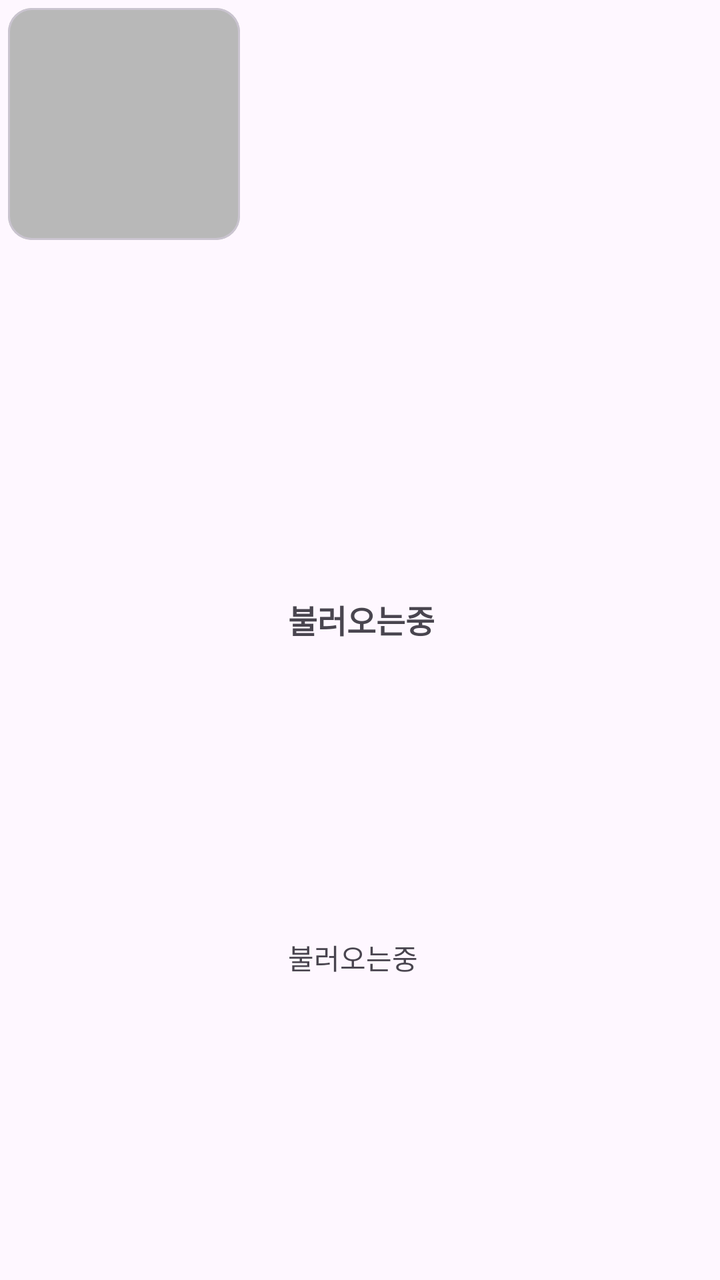
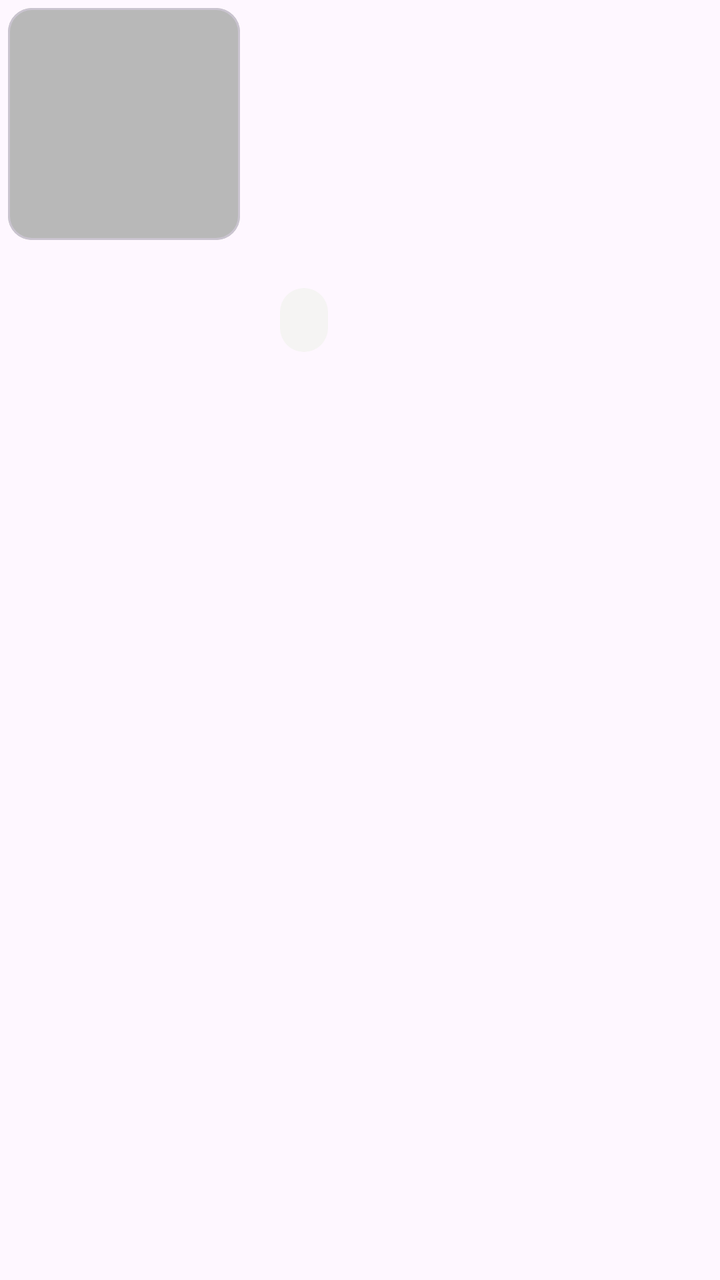

Screens rendered from an Android XML layout before and after an edit, with the pre-edit source and the edit as a unified diff.
<!-- AndroidManifest.xml: application theme Theme.Bonda -->
<!-- res/layout/view_book_horizontal.xml -->
<?xml version="1.0" encoding="utf-8"?>
<androidx.constraintlayout.widget.ConstraintLayout
    xmlns:android="http://schemas.android.com/apk/res/android"
    xmlns:app="http://schemas.android.com/apk/res-auto"
    android:layout_width="match_parent"
    android:layout_height="wrap_content"
    android:padding="4dp">

    <com.google.android.material.card.MaterialCardView
        android:id="@+id/image_holder"
        android:layout_width="0dp"
        android:layout_height="0dp"
        app:layout_constraintWidth_percent="0.33"
        app:layout_constraintStart_toStartOf="parent"
        app:layout_constraintTop_toTopOf="parent"
        app:layout_constraintDimensionRatio="1:1">

        <ImageView
            android:id="@+id/cover_image"
            android:layout_width="match_parent"
            android:layout_height="match_parent"
            android:contentDescription="@string/book_image_description"
            android:src="@drawable/default_image" />
    </com.google.android.material.card.MaterialCardView>

    <com.google.android.material.chip.ChipGroup
        android:id="@+id/book_category_chip_group"
        android:layout_width="wrap_content"
        android:layout_height="wrap_content"
        android:layout_marginStart="24dp"
        app:layout_constraintStart_toEndOf="@id/image_holder"
        app:layout_constraintTop_toTopOf="parent"
        app:layout_constraintBottom_toTopOf="@id/title"
        />

    <TextView
        android:id="@+id/title"
        android:layout_width="wrap_content"
        android:layout_height="wrap_content"
        android:layout_marginStart="24dp"
        android:text="@string/status_loading"
        android:textSize="16sp"
        android:textStyle="bold"
        app:layout_constraintStart_toEndOf="@id/image_holder"
        app:layout_constraintTop_toBottomOf="@id/book_category_chip_group"
        app:layout_constraintBottom_toTopOf="@id/author"
        />

    <TextView
        android:id="@+id/author"
        android:layout_width="wrap_content"
        android:layout_height="wrap_content"
        android:layout_marginStart="24dp"
        android:text="@string/status_loading"
        android:textSize="14sp"
        app:layout_constraintStart_toEndOf="@id/image_holder"
        app:layout_constraintTop_toBottomOf="@id/title"
        app:layout_constraintBottom_toBottomOf="parent"
        />

</androidx.constraintlayout.widget.ConstraintLayout>
<!-- resources referenced by this layout -->
<resources>
  <!-- drawable default_image (drawable) -->
  <vector xmlns:android="http://schemas.android.com/apk/res/android"
      android:width="32dp"
      android:height="32dp"
      android:viewportWidth="32"
      android:viewportHeight="32">
    <path
        android:pathData="M0,0h32v32h-32z"
        android:fillColor="#B8B8B8"/>
  </vector>
  <string name="book_image_description">책 이미지</string>
  <string name="status_loading">불러오는중</string>
  <style name="Theme.Bonda" parent="Base.Theme.Bonda">
          <item name="android:windowSplashScreenBackground">@color/splash_background</item>
          <item name="android:windowSplashScreenAnimatedIcon">@drawable/ic_splash_logo</item>
      </style>
  <style name="Base.Theme.Bonda" parent="Theme.Material3.Light.NoActionBar">
          
      </style>
  <color name="splash_background">#524545</color>
  <!-- drawable ic_splash_logo: vector/xml drawable (drawable, 6541 chars, omitted) -->
</resources>

<!-- the commit's change to res/layout/view_book_horizontal.xml (unified diff, before → after) -->
@@ -23,39 +23,58 @@
             android:src="@drawable/default_image" />
     </com.google.android.material.card.MaterialCardView>
 
-    <com.google.android.material.chip.ChipGroup
-        android:id="@+id/book_category_chip_group"
+    <include
+        layout="@layout/view_chip_book_category"
+        android:id="@+id/category"
         android:layout_width="wrap_content"
         android:layout_height="wrap_content"
-        android:layout_marginStart="24dp"
+        android:layout_marginStart="20dp"
         app:layout_constraintStart_toEndOf="@id/image_holder"
         app:layout_constraintTop_toTopOf="parent"
-        app:layout_constraintBottom_toTopOf="@id/title"
-        />
+        app:layout_constraintBottom_toTopOf="@id/title" />
 
     <TextView
         android:id="@+id/title"
         android:layout_width="wrap_content"
         android:layout_height="wrap_content"
         android:layout_marginStart="24dp"
-        android:text="@string/status_loading"
         android:textSize="16sp"
         android:textStyle="bold"
         app:layout_constraintStart_toEndOf="@id/image_holder"
-        app:layout_constraintTop_toBottomOf="@id/book_category_chip_group"
-        app:layout_constraintBottom_toTopOf="@id/author"
-        />
+        app:layout_constraintTop_toBottomOf="@id/category"
+        app:layout_constraintBottom_toTopOf="@id/author" />
 
     <TextView
         android:id="@+id/author"
         android:layout_width="wrap_content"
         android:layout_height="wrap_content"
         android:layout_marginStart="24dp"
-        android:text="@string/status_loading"
         android:textSize="14sp"
         app:layout_constraintStart_toEndOf="@id/image_holder"
         app:layout_constraintTop_toBottomOf="@id/title"
-        app:layout_constraintBottom_toBottomOf="parent"
-        />
+        app:layout_constraintBottom_toBottomOf="parent" />
 
 </androidx.constraintlayout.widget.ConstraintLayout>
+<!-- res/layout/view_chip_book_category.xml (included above) -->
+<?xml version="1.0" encoding="utf-8"?>
+<com.google.android.material.chip.Chip
+    xmlns:android="http://schemas.android.com/apk/res/android"
+    xmlns:app="http://schemas.android.com/apk/res-auto"
+    android:layout_width="wrap_content"
+    android:layout_height="wrap_content"
+
+    app:chipStartPadding="@dimen/chip_padding_horizontal"
+    app:chipEndPadding="@dimen/chip_padding_horizontal"
+    app:chipMinTouchTargetSize="0dp"
+
+    app:chipStrokeWidth="0dp"
+    app:chipBackgroundColor="@color/chip_background_book_category"
+    app:chipCornerRadius="16dp"
+
+    android:textColor="@color/chip_foreground_book_category"
+    android:textSize="14sp"
+
+    android:clickable="false"
+    android:focusable="false"
+    android:checkable="false"
+    android:enabled="false" />
<!-- resource entries referenced after the edit -->
@@ -1,5 +1,8 @@
 <!-- resources referenced by this layout -->
 <resources>
+  <color name="chip_background_book_category">#F5F4F3</color>
+  <color name="chip_foreground_book_category">#524545</color>
+  <dimen name="chip_padding_horizontal">4dp</dimen>
   <!-- drawable default_image (drawable) -->
   <vector xmlns:android="http://schemas.android.com/apk/res/android"
       android:width="32dp"
@@ -11,7 +14,6 @@
         android:fillColor="#B8B8B8"/>
   </vector>
   <string name="book_image_description">책 이미지</string>
-  <string name="status_loading">불러오는중</string>
   <style name="Theme.Bonda" parent="Base.Theme.Bonda">
           <item name="android:windowSplashScreenBackground">@color/splash_background</item>
           <item name="android:windowSplashScreenAnimatedIcon">@drawable/ic_splash_logo</item>
